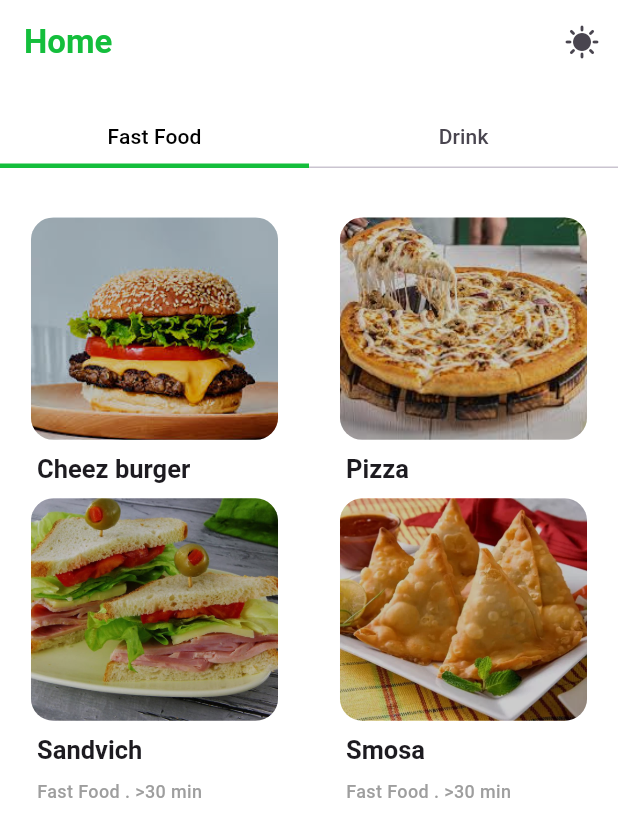
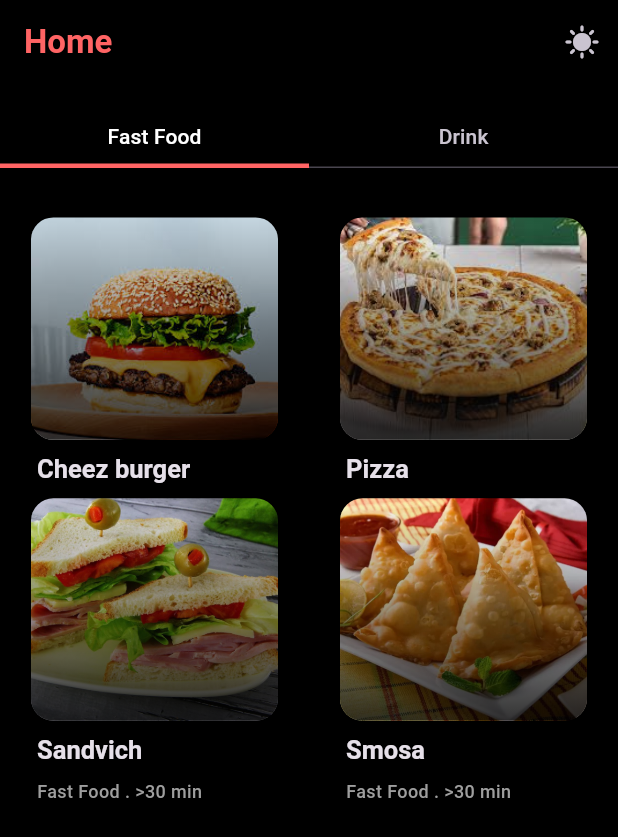
Before and after one commit to saqibalifd/recipeapp, a Flutter app: the screen it shows after launch, after a tap on "Get Started", on a phone screen of 412 x 824 dp. Shown: the top 837 px of the screen. Run offline on Flutter 3.47's test engine with Material 3 defaults, Android fonts, the phone set to English and light mode, and no system bars; our stand-ins replace firebase_core, get; accounts and stored records are empty.

Commit message:
color updated

```diff
--- a/lib/constants/app_colors.dart
+++ b/lib/constants/app_colors.dart
@@ -6,4 +6,5 @@ class AppColors {
   static const Color redColor = Color(0xffFF6464);
   static const Color greenColor = Color(0xff14BE3C);
   static const Color greyColor = Colors.grey;
+  static const Color transparent = Colors.transparent;
 }
--- a/lib/main.dart
+++ b/lib/main.dart
@@ -22,7 +22,7 @@ class MyApp extends StatelessWidget {
         title: 'Recipies app',
         darkTheme: AppTheme.darkTheme,
         theme: AppTheme.lightTheme,
-        themeMode: ThemeMode.light,
+        themeMode: ThemeMode.dark,
         debugShowCheckedModeBanner: false,
         home: OnBoardingScreen());
   }
--- a/lib/theme/theme_data.dart
+++ b/lib/theme/theme_data.dart
@@ -5,7 +5,7 @@ import '../constants/app_colors.dart';
 class AppTheme {
   static ThemeData lightTheme = ThemeData(
     brightness: Brightness.light,
-    primaryColor: AppColors.greenColor,
+    primaryColor: AppColors.whiteColor,
     scaffoldBackgroundColor: AppColors.whiteColor,
     cardColor: AppColors.greenColor,
     appBarTheme: const AppBarTheme(
@@ -72,7 +72,7 @@ class AppTheme {
 
   static ThemeData darkTheme = ThemeData(
     brightness: Brightness.dark,
-    primaryColor: AppColors.redColor,
+    primaryColor: AppColors.blackColor,
     scaffoldBackgroundColor: AppColors.blackColor,
     cardColor: AppColors.greenColor,
     appBarTheme: const AppBarTheme(
--- a/lib/widgets/card/product_card.dart
+++ b/lib/widgets/card/product_card.dart
@@ -35,7 +35,17 @@ class ProductCard extends StatelessWidget {
                   Container(
                     height: screenHeight * .18,
                     width: screenWidth * .4,
-                    color: AppColors.blackColor.withValues(alpha: .2),
+                    decoration: BoxDecoration(
+                      gradient: LinearGradient(
+                        begin: Alignment.bottomCenter,
+                        end: Alignment.topCenter,
+                        colors: [
+                          AppColors.blackColor.withOpacity(0.8),
+                          AppColors.blackColor.withOpacity(0.4),
+                          AppColors.transparent,
+                        ],
+                      ),
+                    ),
                   )
                 ],
               )),
```
